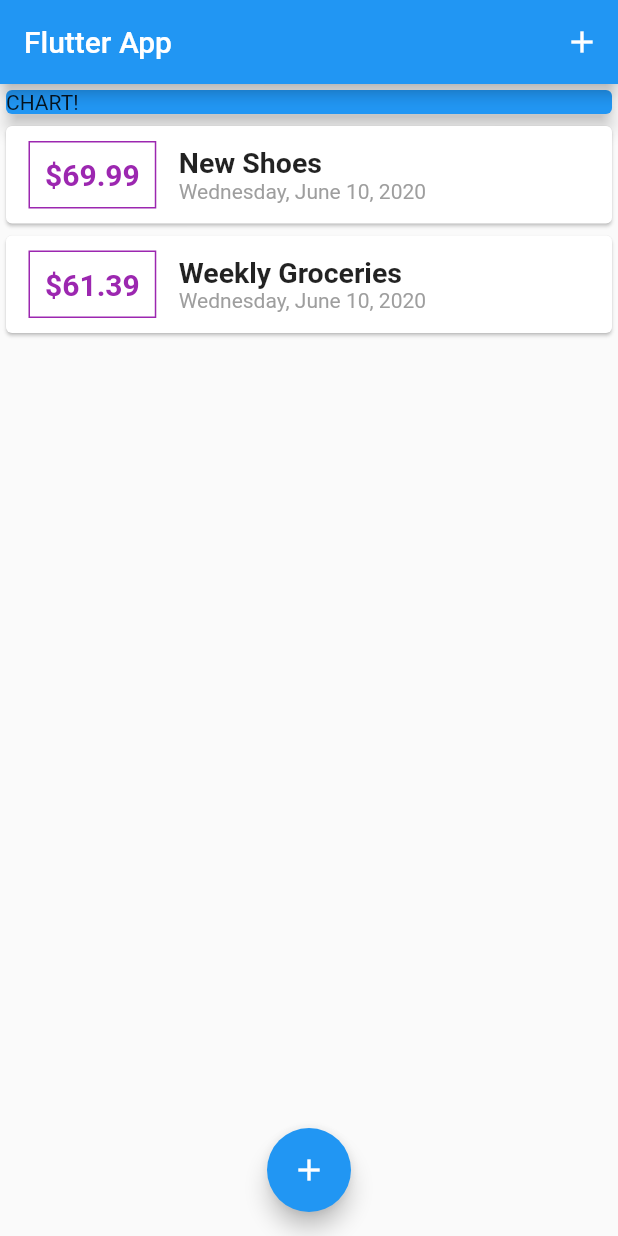
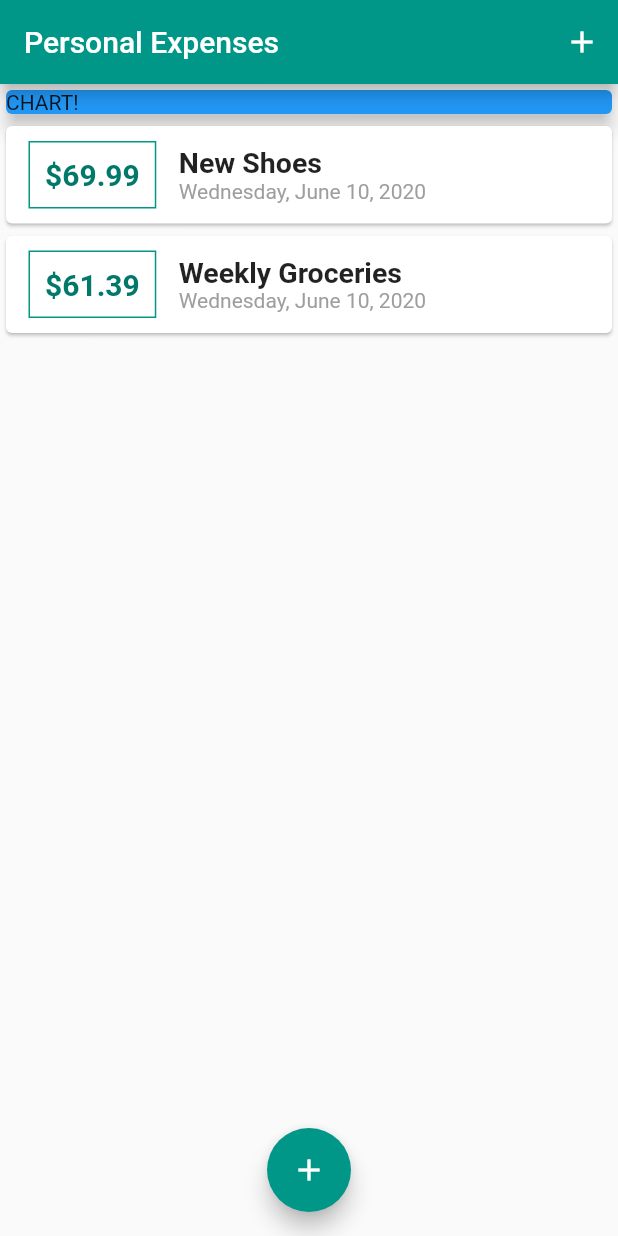
Before and after one commit to sarahmajeed/expense-planner, a Flutter app: the screen it shows after launch, on a phone screen of 412 x 824 dp. Run offline on Flutter 3.47's test engine with Material 2 defaults, Android fonts, the phone set to English and light mode, and no system bars.

Commit message:
📦 NEW: Adding a theme

```diff
--- a/lib/main.dart
+++ b/lib/main.dart
@@ -9,7 +9,8 @@ class MyApp extends StatelessWidget {
   @override
   Widget build(BuildContext context) {
     return MaterialApp(
-      title: 'Flutter App',
+      title: 'Personal Expenses',
+      theme: ThemeData(primarySwatch: Colors.teal),
       home: HomePage(),
     );
   }
@@ -56,7 +57,7 @@ class _HomePageState extends State<HomePage> {
   Widget build(BuildContext context) {
     return Scaffold(
       appBar: AppBar(
-        title: Text('Flutter App'),
+        title: Text('Personal Expenses'),
         actions: <Widget>[
           IconButton(
             icon: Icon(
--- a/lib/widgets/new_transaction.dart
+++ b/lib/widgets/new_transaction.dart
@@ -23,6 +23,7 @@ class _NewTransactionState extends State<NewTransaction> {
       return;
     }
     widget.newTxClick(enteredTitle, enteredAmount);
+    Navigator.of(context).pop();
   }
 
   @override
--- a/lib/widgets/transaction_list.dart
+++ b/lib/widgets/transaction_list.dart
@@ -20,14 +20,15 @@ class TransactionList extends StatelessWidget {
                 Container(
                   margin: EdgeInsets.symmetric(vertical: 10, horizontal: 15),
                   padding: EdgeInsets.all(10),
-                  decoration:
-                      BoxDecoration(border: Border.all(color: Colors.purple)),
+                  decoration: BoxDecoration(
+                      border:
+                          Border.all(color: Theme.of(context).primaryColor)),
                   child: Text(
                     '\$${transactions[index].amount}',
                     style: TextStyle(
                         fontWeight: FontWeight.bold,
                         fontSize: 20,
-                        color: Colors.purple),
+                        color: Theme.of(context).primaryColorDark),
                   ),
                 ),
                 Column(
```
